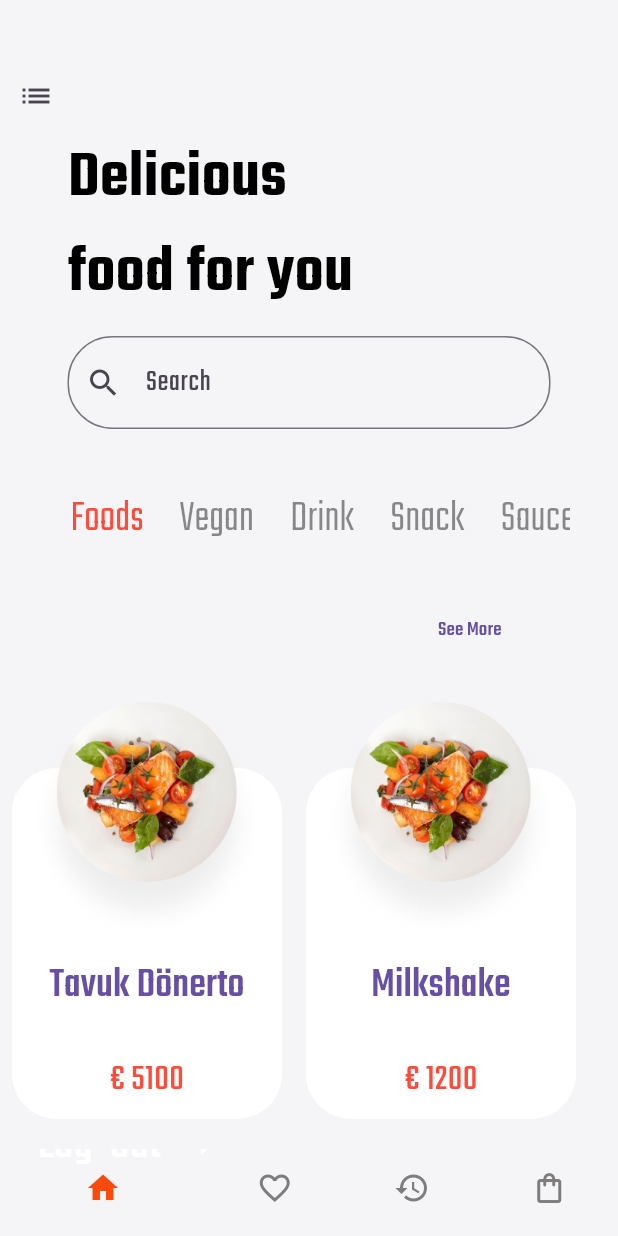
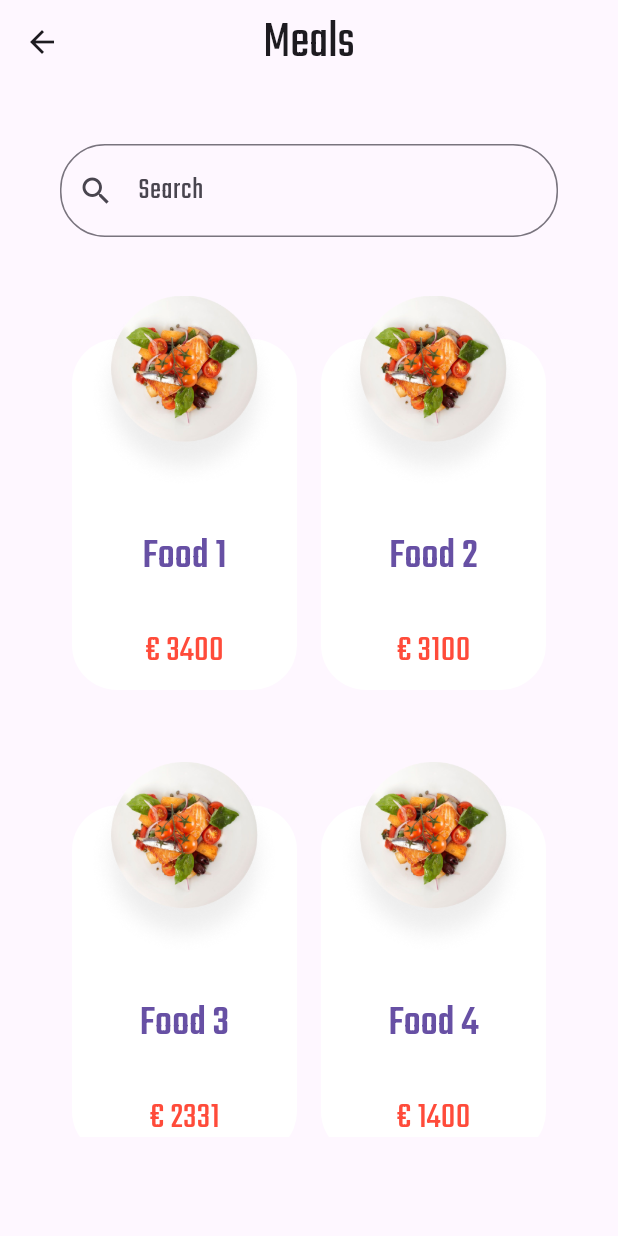
Before and after one commit to taskoft/food_delivery_app, a Flutter app: the MainState screen opened directly, after a tap on "See More", on a phone screen of 412 x 824 dp. Run offline on Flutter 3.47's test engine with Material 3 defaults, Android fonts, the phone set to English and light mode, and no system bars.

Commit message:
Meals page (homepagedeki see more) eklendi

```diff
--- a/lib/pages/home_page.dart
+++ b/lib/pages/home_page.dart
@@ -1,4 +1,5 @@
 import 'package:flutter/material.dart';
+import 'package:food_delivery_app/pages/meals_page.dart';
 import 'package:food_delivery_app/widgets/meal_card.dart';
 
 class HomePage extends StatefulWidget {
@@ -18,7 +19,7 @@ class _HomePageState extends State<HomePage> {
   Widget build(BuildContext context) {
     return AnimatedContainer(
       decoration: BoxDecoration(
-        borderRadius: BorderRadius.circular(isDrawerOpen? 40:0),
+        borderRadius: BorderRadius.circular(isDrawerOpen ? 40 : 0),
         color: const Color.fromRGBO(245, 245, 248, 10),
       ),
       transform: Matrix4.translationValues(xOffset, yOffset, 0)
@@ -32,7 +33,10 @@ class _HomePageState extends State<HomePage> {
           ),
           isDrawerOpen
               ? IconButton(
-                  icon: const Icon(Icons.arrow_back_sharp,size: 40,),
+                  icon: const Icon(
+                    Icons.arrow_back_sharp,
+                    size: 40,
+                  ),
                   onPressed: () {
                     setState(
                       () {
@@ -167,7 +171,14 @@ class _HomePageState extends State<HomePage> {
           ),
           Padding(
             padding: const EdgeInsets.only(left: 280),
-            child: TextButton(onPressed: () {}, child: const Text("See More")),
+            child: TextButton(
+                onPressed: () {
+                  Navigator.push(
+                      context,
+                      MaterialPageRoute(
+                          builder: (context) => const MealsPage()));
+                },
+                child: const Text("See More")),
           ),
           IndexedStack(
             index: currentIndex,
--- /dev/null
+++ b/lib/pages/meals_page.dart
@@ -0,0 +1,79 @@
+import 'package:flutter/material.dart';
+import 'package:food_delivery_app/widgets/meal_card.dart';
+
+class MealsPage extends StatefulWidget {
+  const MealsPage({super.key});
+
+  @override
+  State<MealsPage> createState() => _MealsPageState();
+}
+
+class _MealsPageState extends State<MealsPage> {
+  List<Widget> myCardList = [
+    const MealCart(
+      mealName: "Food 1",
+      mealPrice: 3400,
+    ),
+    const MealCart(
+      mealName: "Food 2",
+      mealPrice: 3100,
+    ),
+    const MealCart(
+      mealName: "Food 3",
+      mealPrice: 2331,
+    ),
+    const MealCart(
+      mealName: "Food 4",
+      mealPrice: 1400,
+    ),
+    const MealCart(
+      mealName: "Food 5",
+      mealPrice: 1670,
+    ),
+    const MealCart(
+      mealName: "Food 6",
+      mealPrice: 3500,
+    ),
+  ];
+  @override
+  Widget build(BuildContext context) {
+    return Scaffold(
+      appBar: AppBar(title: const Text("Meals",style: TextStyle(fontSize: 35),),centerTitle: true,),
+      body: Padding(
+        padding: const EdgeInsets.all(40),
+        child: Column(
+            mainAxisAlignment: MainAxisAlignment.start,
+            crossAxisAlignment: CrossAxisAlignment.start,
+            children: [
+              const TextField(
+                decoration: InputDecoration(
+                  hintStyle: TextStyle(fontSize: 20),
+                  labelStyle: TextStyle(
+                    fontSize: 20,
+                  ),
+                  alignLabelWithHint: false,
+                  border: OutlineInputBorder(
+                      borderRadius: BorderRadius.all(Radius.circular(30))),
+                  hintText: "Search",
+                  prefixIcon: Icon(Icons.search),
+                ),
+              ),
+              SizedBox(
+                height: 600,
+                child: GridView.builder(
+                    itemCount: myCardList.length,
+                    gridDelegate:
+                        const SliverGridDelegateWithFixedCrossAxisCount(
+                      crossAxisCount: 2,
+                      mainAxisExtent: 310,
+                      mainAxisSpacing: 1,
+                    ),
+                    itemBuilder: (context, count) {
+                      return myCardList[count];
+                    }),
+              ),
+            ]),
+      ),
+    );
+  }
+}
```
Also changed, not shown: lib/pages/cart_page.dart (+3 -5 lines), lib/pages/payment_page.dart (added, +254 -0 lines).
